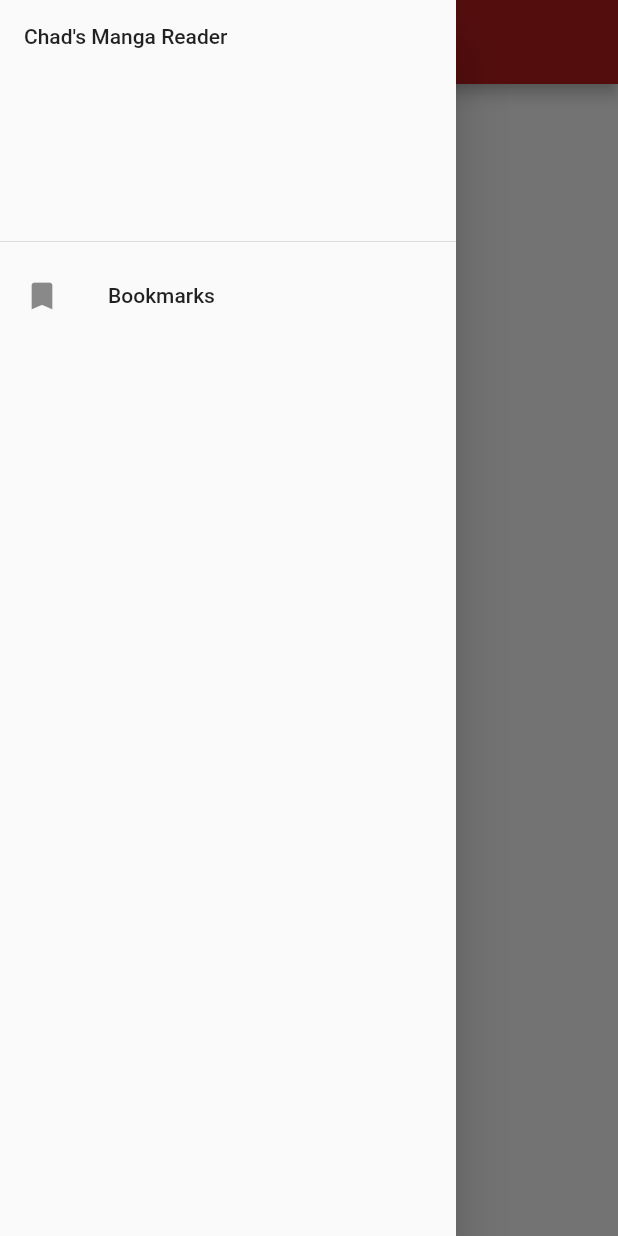
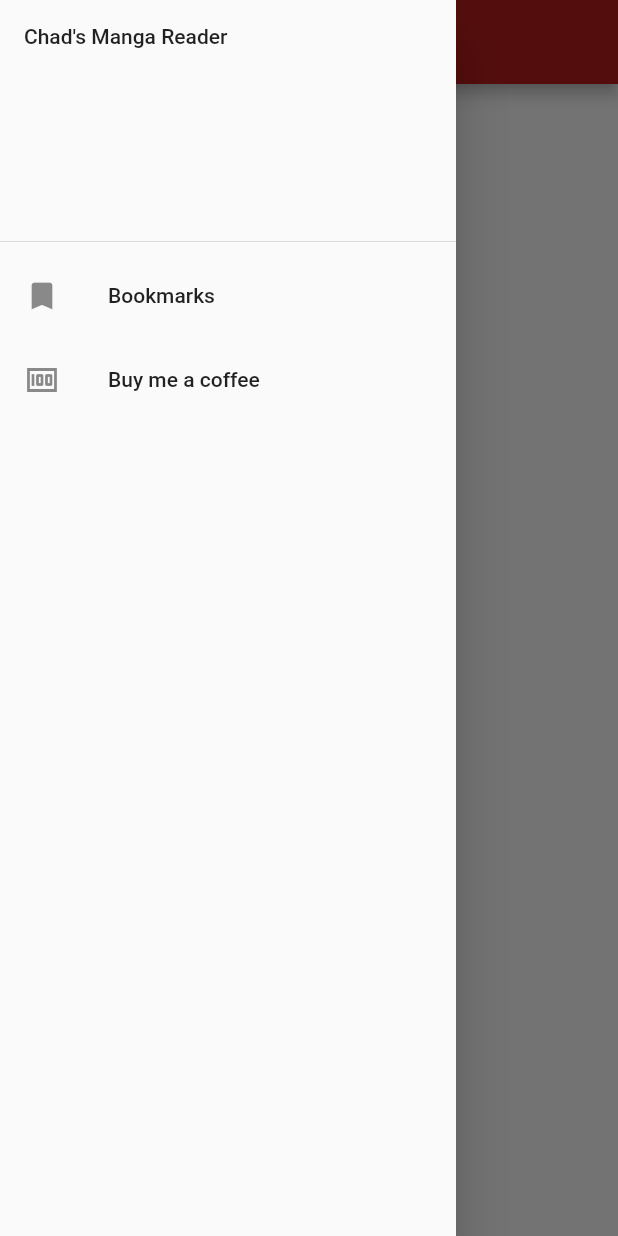
Before and after one commit to LordFreezer/Testbench-for-flutter-dart, a Flutter app: the screen it shows after launch, with the side drawer open, on a phone screen of 412 x 824 dp. Run offline on Flutter 3.47's test engine with Material 2 defaults, Android fonts, the phone set to English and light mode, and no system bars; Roboto replaces fonts that are missing (Lobster).

```diff
--- a/lib/main.dart
+++ b/lib/main.dart
@@ -5,6 +5,7 @@ Here is the link:
 https://stackoverflow.com/questions/60204360/passing-variables-between-two-classes-in-flutter
 */
 
+import 'package:creative1/donation.dart';
 import 'package:creative1/pages/page_6_7.dart';
 import 'package:creative1/pages/page_1.dart';
 import 'package:creative1/pages/page_2.dart';
@@ -62,6 +63,7 @@ class MangaApp extends StatelessWidget {
         PageSeventeen.routeName: (context) => PageSeventeen(),
         PageEighteenNineteen.routeName: (context) => PageEighteenNineteen(),
         Bookmarks.routeName: (context) => Bookmarks(),
+        Donation.routeName: (context) => Donation(),
       },
     );
   }
--- a/lib/pages/start_screen.dart
+++ b/lib/pages/start_screen.dart
@@ -1,3 +1,4 @@
+import 'package:creative1/donation.dart';
 import 'package:creative1/pages/bookmarks.dart';
 import 'package:creative1/pages/page_1.dart';
 import 'package:flutter/material.dart';
@@ -26,14 +27,11 @@ class StartScreen extends StatelessWidget {
               title: Text('Bookmarks'),
               onTap: () => Navigator.pushNamed(context, Bookmarks.routeName),
             ),
-            /*ListTile(
-              leading: Icon(Icons.account_circle),
-              title: Text('Profile'),
+            ListTile(
+              leading: Icon(Icons.money),
+              title: Text('Buy me a coffee'),
+              onTap: () => Navigator.pushNamed(context, Donation.routeName),
             ),
-            ListTile(
-              leading: Icon(Icons.settings),
-              title: Text('Settings'),
-            ),*/
           ],
         ),
       ),
@@ -48,78 +46,9 @@ class StartScreen extends StatelessWidget {
               iconSize: 300,
               onPressed: () => Navigator.pushNamed(context, PageOne.routeName),
             ),
-
-            /*RaisedButton(
-              onPressed: () =>
-                  Navigator.pushNamed(context, ImageScreen.routeName),
-              child: Text(
-                'Image Demo Screen',
-                style: Theme.of(context).textTheme.button,
-              ),
-            ),
-            RaisedButton(
-              onPressed: () =>
-                  Navigator.pushNamed(context, ButtonScreen.routeName),
-              child: Text(
-                'Button Demo',
-                style: Theme.of(context).textTheme.button,
-              ),
-            ),
-            RaisedButton(
-              onPressed: () =>
-                  Navigator.pushNamed(context, FontScreen.routeName),
-              child: Text(
-                'Custom Font Demo',
-                style: Theme.of(context).textTheme.button,
-              ),
-            ),
-            RaisedButton(
-              onPressed: () =>
-                  Navigator.pushNamed(context, RowColScreen.routeName),
-              child: Text(
-                'Row/Column Layout Demo',
-                style: Theme.of(context).textTheme.button,
-              ),
-            ),
-            RaisedButton(
-              onPressed: () =>
-                  Navigator.pushNamed(context, ExpandedWidgetScreen.routeName),
-              child: Text(
-                'Expended Widget Screen Demo',
-                style: Theme.of(context).textTheme.button,
-              ),
-            ),
-            RaisedButton(
-              onPressed: () =>
-                  Navigator.pushNamed(context, BusinessCardScreen.routeName),
-              child: Text(
-                'Business card demo',
-                style: Theme.of(context).textTheme.button,
-              ),
-            ),*/
           ],
         ),
       ),
-      /*floatingActionButton: FloatingActionButton(
-        onPressed: () {
-          print("Floating Action Button");
-        },
-        child: Icon(Icons.star_outline),
-      ),*/
-      /* bottomNavigationBar: BottomNavigationBar(
-        items: [
-          BottomNavigationBarItem(
-            icon: Icon(Icons.home),
-            label: 'Home',
-          ),
-          BottomNavigationBarItem(
-              icon: Icon(Icons.business), label: 'Business'),
-        ],
-        currentIndex: 0,
-        onTap: (index) {
-          print('Current index = $index');
-        },
-      ),*/
     );
   }
 }
```
Also changed, not shown: lib/donation.dart (added, +44 -0 lines).
